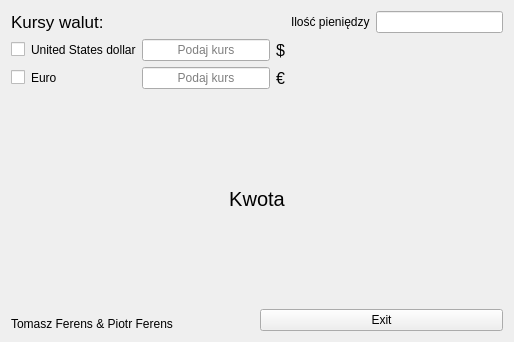
tomaszferens/C-QT, file mainwindow.ui: the form before one commit.
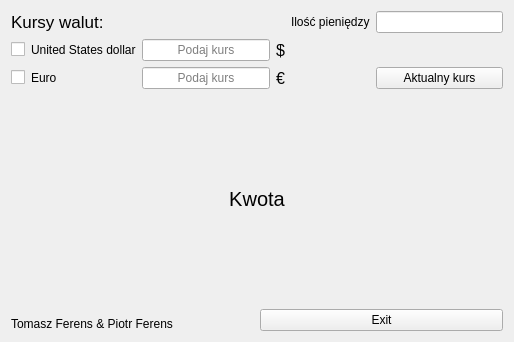
The form after the commit.

Diff of the .ui file:
```diff
--- a/mainwindow.ui
+++ b/mainwindow.ui
@@ -128,6 +128,13 @@
           </property>
          </widget>
         </item>
+        <item row="2" column="5">
+         <widget class="QPushButton" name="pushButton_2">
+          <property name="text">
+           <string>Aktualny kurs</string>
+          </property>
+         </widget>
+        </item>
        </layout>
       </item>
       <item row="5" column="0">
```
